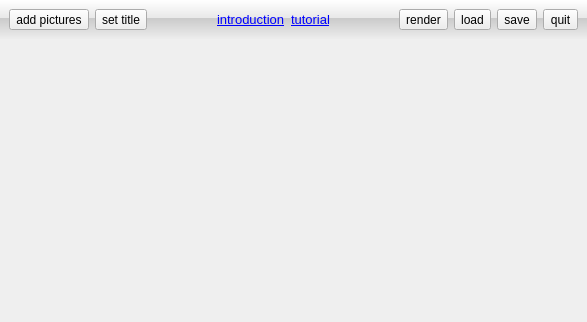
Qt form FotoWall.ui (enricoros/fotowall) before a commit.
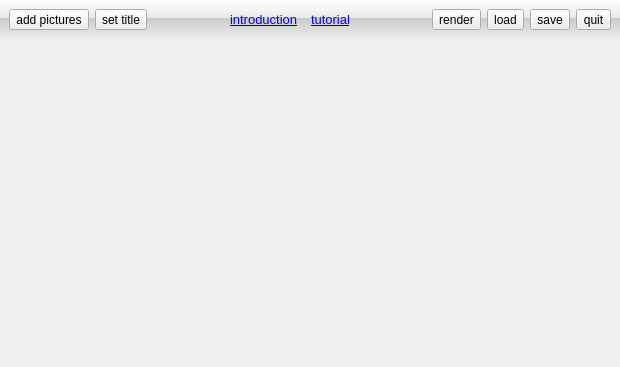
The same form after that commit. Icons and pictures are not drawn.

Patch:
```diff
--- a/FotoWall.ui
+++ b/FotoWall.ui
@@ -6,8 +6,8 @@
    <rect>
     <x>0</x>
     <y>0</y>
-    <width>587</width>
-    <height>322</height>
+    <width>620</width>
+    <height>367</height>
    </rect>
   </property>
   <property name="windowTitle">
@@ -79,7 +79,7 @@
 &lt;html&gt;&lt;head&gt;&lt;meta name=&quot;qrichtext&quot; content=&quot;1&quot; /&gt;&lt;style type=&quot;text/css&quot;&gt;
 p, li { white-space: pre-wrap; }
 &lt;/style&gt;&lt;/head&gt;&lt;body style=&quot; font-family:'Sans Serif'; font-size:10pt; font-weight:400; font-style:normal;&quot;&gt;
-&lt;p style=&quot; margin-top:0px; margin-bottom:0px; margin-left:0px; margin-right:0px; -qt-block-indent:0; text-indent:0px;&quot;&gt;&lt;a href=&quot;help&quot;&gt;&lt;span style=&quot; text-decoration: underline; color:#0000ff;&quot;&gt;introduction&lt;/span&gt;&lt;/a&gt;&lt;/p&gt;&lt;/body&gt;&lt;/html&gt;</string>
+&lt;p style=&quot; margin-top:0px; margin-bottom:0px; margin-left:0px; margin-right:0px; -qt-block-indent:0; text-indent:0px;&quot;&gt;&lt;a href=&quot;help&quot;&gt;&lt;span style=&quot; text-decoration: underline; color:#0000ff;&quot;&gt;introduction&lt;/span&gt;&lt;/a&gt;  &lt;/p&gt;&lt;/body&gt;&lt;/html&gt;</string>
         </property>
        </widget>
       </item>
```
Left out of the diff: 2 changed lines with no effect on the pictures.
